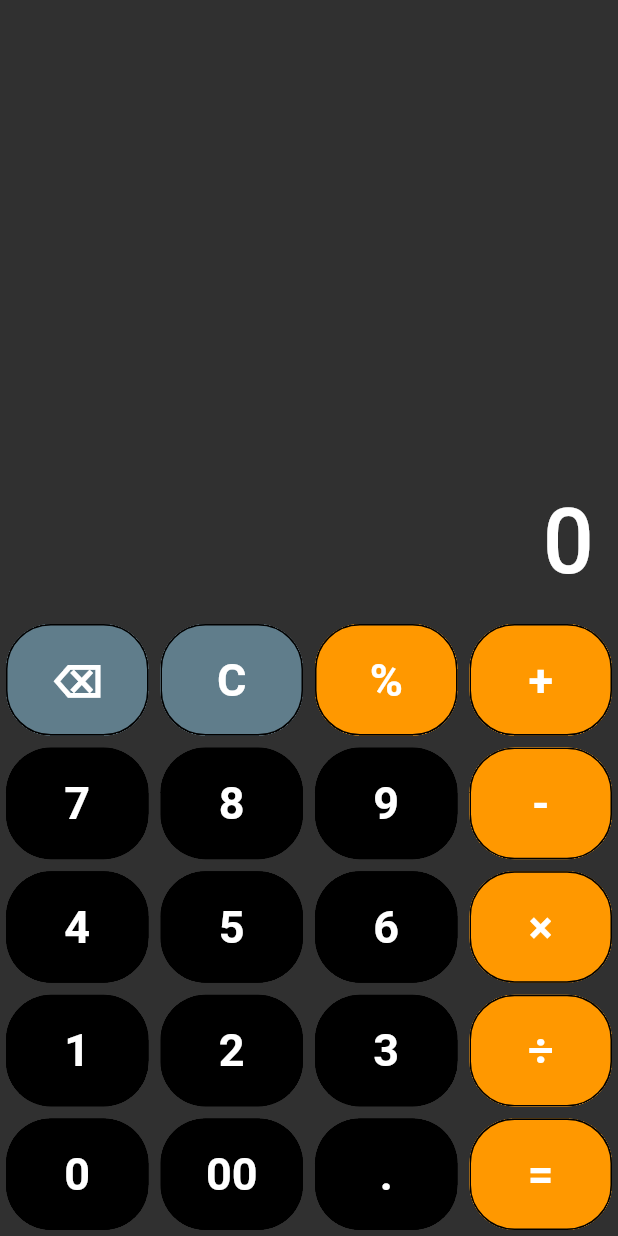
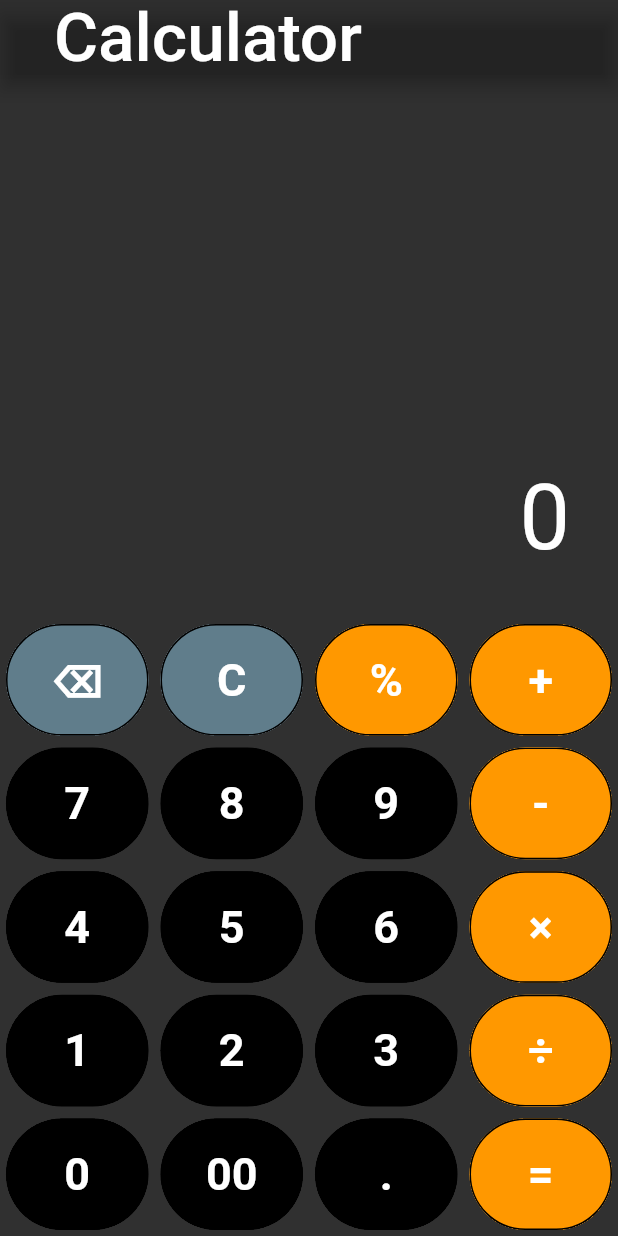
Before and after one commit to ShinCFF/calculator, a Flutter app: the screen it shows after launch, on a phone screen of 412 x 824 dp. Run offline on Flutter 3.47's test engine with Material 2 defaults, Android fonts, the phone set to English and light mode, and no system bars.

Commit message:
update layout

```diff
--- a/lib/screens/calculator_screen.dart
+++ b/lib/screens/calculator_screen.dart
@@ -1,4 +1,5 @@
-import 'package:calculator/screens/buttons.dart';
+import 'package:calculator/screens/top_title.dart';
+import 'package:calculator/system/buttons.dart';
 import 'package:flutter/material.dart';
 
 class CalculatorScreen extends StatefulWidget {
@@ -17,6 +18,7 @@ class _CalculatorScreenState extends State<CalculatorScreen> {
   Widget build(BuildContext context) {
     final screeenSize = MediaQuery.of(context).size;
     return Scaffold(
+      appBar: const TopTitle(title: 'Calculator'),
       body: SafeArea(
         bottom: false,
         child: Column(
@@ -26,14 +28,14 @@ class _CalculatorScreenState extends State<CalculatorScreen> {
                 reverse: true,
                 child: Container(
                   alignment: Alignment.bottomRight,
-                  padding: const EdgeInsets.all(16),
+                  padding: const EdgeInsets.all(32),
                   child: Text(
                     "$number_1$operand$number_2".isEmpty
                         ? "0"
                         : "$number_1$operand$number_2",
                     style: const TextStyle(
                       fontSize: 60,
-                      fontWeight: FontWeight.w500,
+                      fontWeight: FontWeight.w400,
                     ),
                     textAlign: TextAlign.end,
                   ),
@@ -65,12 +67,10 @@ class _CalculatorScreenState extends State<CalculatorScreen> {
         clipBehavior: Clip.hardEdge,
         shape: const OutlineInputBorder(
           borderRadius: BorderRadius.horizontal(
-            left: Radius.circular(30),
-            right: Radius.circular(30),
+            left: Radius.circular(40),
+            right: Radius.circular(40),
           ),
-          borderSide: BorderSide(
-              // color: Colors.white,
-              ),
+          borderSide: BorderSide(),
         ),
         child: InkWell(
           onTap: () => onTap(value),
@@ -134,7 +134,10 @@ class _CalculatorScreenState extends State<CalculatorScreen> {
     setState(() {
       number_1 = res.toStringAsPrecision(3);
       if (number_1.endsWith(".0")) {
-        number_1 = number_1.substring(0, number_1.length - 2);
+        while (number_1.endsWith("0")) {
+          number_1 = number_1.substring(0, number_1.length - 1);
+        }
+        number_1 = number_1.substring(0, number_1.length - 1);
       }
       operand = number_2 = "";
     });
--- a/lib/screens/screens.dart
+++ b/lib/screens/screens.dart
@@ -1 +1,2 @@
 export 'calculator_screen.dart';
+export 'top_title.dart';
--- /dev/null
+++ b/lib/screens/top_title.dart
@@ -0,0 +1,28 @@
+import 'package:flutter/material.dart';
+
+class TopTitle extends StatelessWidget implements PreferredSizeWidget {
+  final String title;
+  const TopTitle({
+    super.key,
+    required this.title,
+  });
+
+  @override
+  Widget build(BuildContext context) {
+    return AppBar(
+      backgroundColor: Colors.transparent,
+      elevation: 5,
+      title: Container(
+        color: Colors.transparent,
+        padding: const EdgeInsets.symmetric(horizontal: 20, vertical: 10),
+        child: Text(
+          title,
+          style: const TextStyle(fontSize: 45),
+        ),
+      ),
+    );
+  }
+
+  @override
+  Size get preferredSize => const Size.fromHeight(50.0);
+}
```
Also changed, not shown: lib/system/buttons.dart (renamed from lib/screens/buttons.dart).
